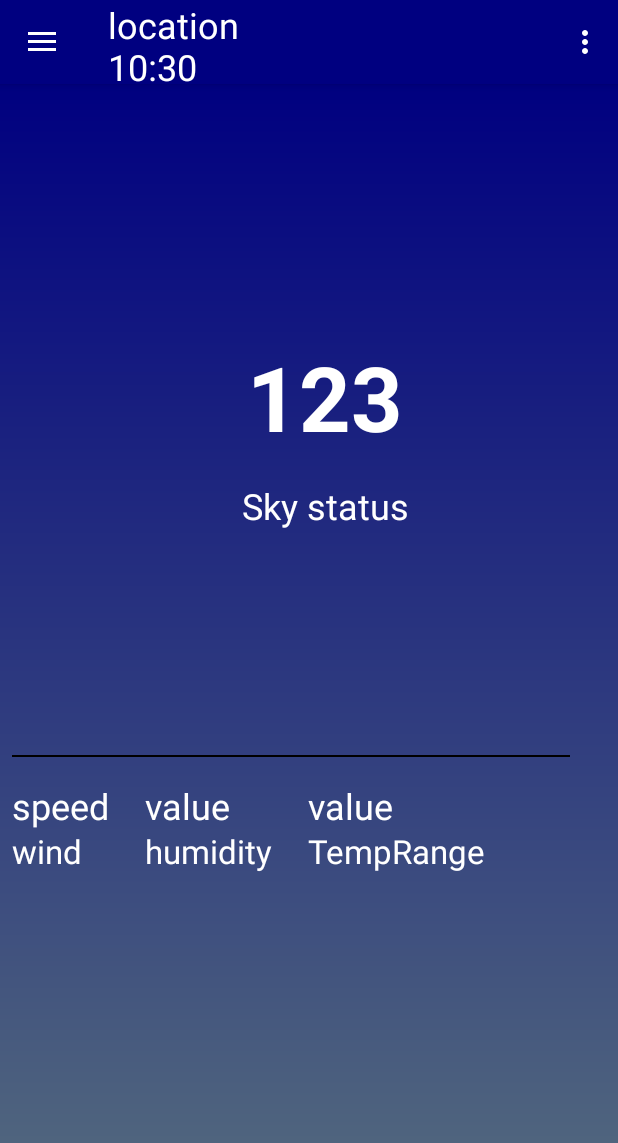
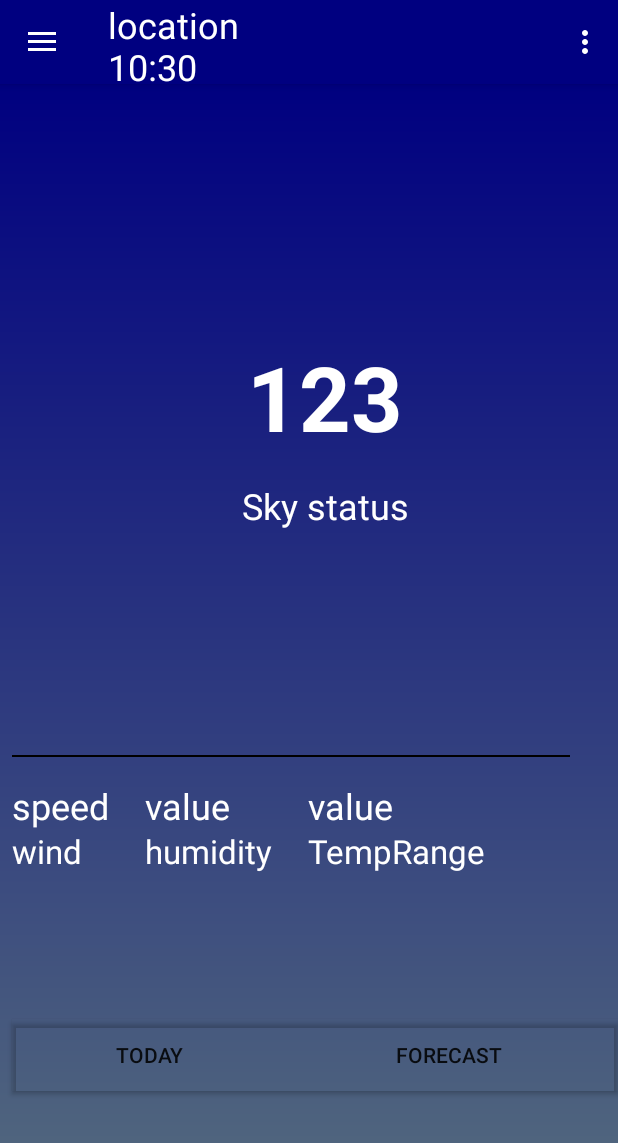
Before and after one commit to Perpetua-Kabute/Weather-Now, an Android app: the screen it shows after launch (LandingActivity), on a phone screen of 412 x 824 dp. Shown: the top 1143 px of the screen. Run offline under Robolectric (Android 15) with nearby library versions, the phone set to English and light mode, and no system bars; our stand-ins replace Picasso; pictures from the network do not load.

Commit message:
Feat: add buttons for navigating through activities

```diff
--- a/app/src/main/java/com/androidplayground/weathernow/LandingActivity.java
+++ b/app/src/main/java/com/androidplayground/weathernow/LandingActivity.java
@@ -1,5 +1,7 @@
 package com.androidplayground.weathernow;
 
+import android.app.ProgressDialog;
+import android.os.AsyncTask;
 import android.os.Bundle;
 import android.support.annotation.NonNull;
 import android.util.Log;
@@ -35,7 +37,7 @@ public class LandingActivity extends AppCompatActivity
     public static String AppId = "deea22f0e137903c04bad3ef2de3b319";
     public static String lat = "-1.09934";
     public static String lon = "37.0248";
-
+    ProgressDialog p;
     @Override
     protected void onCreate(Bundle savedInstanceState) {
         super.onCreate(savedInstanceState);
@@ -62,7 +64,8 @@ public class LandingActivity extends AppCompatActivity
 
 
 
-        getCurrentData();
+        AsyncTaskClass asycTask = new AsyncTaskClass();
+        asycTask.execute();
 
 
 
@@ -125,14 +128,83 @@ public class LandingActivity extends AppCompatActivity
         return true;
     }
 
-    void getCurrentData() {
+//    void getCurrentData()  {
+//        Retrofit retrofit = new Retrofit.Builder()
+//                .baseUrl(BaseUrl)
+//                .addConverterFactory(GsonConverterFactory.create())
+//                .build();
+//        WeatherService service = retrofit.create(WeatherService.class);
+//        Call<WeatherResponse> call = service.getCurrentWeatherData(lat, lon, AppId);
+//        call.enqueue(new Callback<WeatherResponse>() {
+//            @Override
+//            public void onResponse(@NonNull Call<WeatherResponse> call, @NonNull Response<WeatherResponse> response) {
+//                if (response.code() == 200) {
+//                    WeatherResponse weatherResponse = response.body();
+//                    Gson gson = new Gson();
+//                    String weatherResponseJson = gson.toJson(weatherResponse);
+//                    Log.d("weatherResponse", weatherResponseJson);
+//                    assert weatherResponse != null;
+//
+//
+//                    TextView tempValue = (TextView) findViewById(R.id.temperature_status);
+//                    tempValue.setText(String.valueOf((int)(weatherResponse.main.temp - 273.15)) + " °C");
+//
+//                    TextView skyStatus = findViewById(R.id.sky_status);
+//                    skyStatus.setText(weatherResponse.weather.get(0).description);
+//                    TextView windSpeed = findViewById(R.id.wind_speed);
+//                    windSpeed.setText(String.valueOf(weatherResponse.wind.speed) + "m/s");
+//                    TextView humidityValue = findViewById(R.id.humidity_value);
+//                    humidityValue.setText(String.valueOf(weatherResponse.main.humidity));
+//                    TextView tempRange = findViewById(R.id.temp_range);
+//                    tempRange.setText(String.valueOf((int)(weatherResponse.main.temp_max - 273.15)) +"/" + String.valueOf((int)(weatherResponse.main.temp_min - 273.15)) + " °C");
+//                    TextView locationName = findViewById(R.id.location_name);
+//                    locationName.setText(weatherResponse.name);
+//
+//                    String iconUrl = "http://openweathermap.org/img/w/" + weatherResponse.weather.get(0).icon + ".png";
+//                    ImageView weatherIcon = findViewById(R.id.weather_icon);
+//                    Picasso.get().load(iconUrl).into(weatherIcon);
+//
+//                }
+//            }
+//
+//            @Override
+//            public void onFailure(@NonNull Call<WeatherResponse> call, @NonNull Throwable t) {
+//                TextView tempValue = (TextView) findViewById(R.id.temperature_status);
+//                tempValue.setText("123");
+//                System.out.println("Network Error :: " + t.getLocalizedMessage());
+//                t.getMessage();
+//                // Log.e("1EXCEPTION", t.getMessage());
+//            }
+//        });
+//    }
+
+    private class AsyncTaskClass extends AsyncTask< Void, Void, Call<WeatherResponse>>{
+        @Override
+        protected void onPreExecute() {
+            super.onPreExecute();
+            p = new ProgressDialog(LandingActivity.this);
+            p.setIndeterminate(false);
+            p.setCancelable(false);
+            p.show();
+        }
+
+        @Override
+        protected Call<WeatherResponse> doInBackground(Void...Void) {
             Retrofit retrofit = new Retrofit.Builder()
                     .baseUrl(BaseUrl)
                     .addConverterFactory(GsonConverterFactory.create())
                     .build();
             WeatherService service = retrofit.create(WeatherService.class);
             Call<WeatherResponse> call = service.getCurrentWeatherData(lat, lon, AppId);
-        call.enqueue(new Callback<WeatherResponse>() {
+            return call;
+        }
+
+        @Override
+        protected void onPostExecute(Call<WeatherResponse> result) {
+            super.onPostExecute(result);
+            p.dismiss();
+
+            result.enqueue(new Callback<WeatherResponse>() {
                 @Override
                 public void onResponse(@NonNull Call<WeatherResponse> call, @NonNull Response<WeatherResponse> response) {
                     if (response.code() == 200) {
@@ -141,7 +213,6 @@ public class LandingActivity extends AppCompatActivity
                         String weatherResponseJson = gson.toJson(weatherResponse);
                         Log.d("weatherResponse", weatherResponseJson);
                         assert weatherResponse != null;
-
 
                         TextView tempValue = (TextView) findViewById(R.id.temperature_status);
                         tempValue.setText(String.valueOf((int)(weatherResponse.main.temp - 273.15)) + " °C");
@@ -170,9 +241,11 @@ public class LandingActivity extends AppCompatActivity
                     tempValue.setText("123");
                     System.out.println("Network Error :: " + t.getLocalizedMessage());
                     t.getMessage();
-                // Log.e("1EXCEPTION", t.getMessage());
+                    Log.e("1EXCEPTION", t.getMessage());
                 }
             });
+
+        }
     }
 
 
--- a/app/src/main/res/layout/content_landing.xml
+++ b/app/src/main/res/layout/content_landing.xml
@@ -180,6 +180,41 @@
 
     </android.support.v7.widget.CardView>
 
+    <android.support.v7.widget.CardView xmlns:android="http://schemas.android.com/apk/res/android"
+        xmlns:card_view="http://schemas.android.com/apk/res-auto"
+        android:id="@+id/card4"
+        android:layout_width="match_parent"
+        android:layout_height="wrap_content"
+        android:layout_marginStart="8dp"
+
+        app:layout_constraintBottom_toBottomOf="parent"
+        app:layout_constraintTop_toBottomOf="@id/card2"
+        card_view:cardBackgroundColor="@android:color/transparent"
+        card_view:layout_constraintStart_toStartOf="parent">
+
+        <Button
+            android:id="@+id/weather_today"
+            android:layout_width="183dp"
+            android:layout_height="wrap_content"
+            android:layout_gravity="left"
+            android:text="today"
+            android:background="@android:color/transparent"
+            app:layout_constraintEnd_toStartOf="@+id/weather_forecast"
+            app:layout_constraintStart_toStartOf="@+id/card4" />
+
+        <Button
+            android:id="@+id/weather_forecast"
+            android:layout_width="225dp"
+            android:layout_height="wrap_content"
+            android:layout_gravity="right"
+            android:text="Forecast"
+            android:background="@android:color/transparent"
+            android:layout_marginLeft="8dp"
+            app:layout_constraintEnd_toEndOf="parent"
+            app:layout_constraintStart_toEndOf="@+id/weather_today" />
+
+    </android.support.v7.widget.CardView>
+
 
 
 
```
Lines whose indentation alone changed are shown as unchanged.
